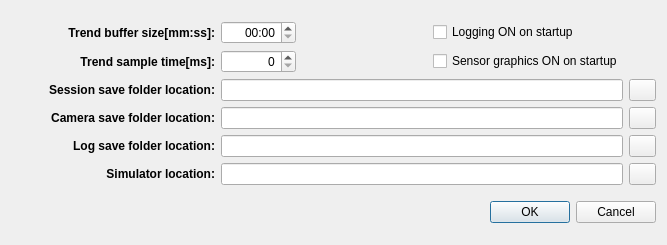
Qt form src/qdialogsettings.ui (assisi/arena-ui) before a commit.
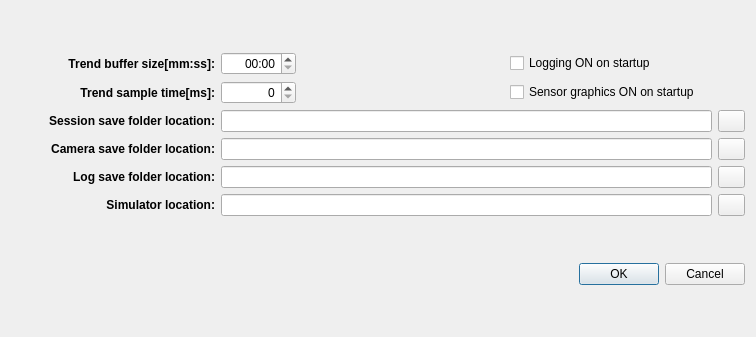
The same form after that commit. Icons and pictures are not drawn.

Commit message: Trend sampling time check implemented (mentioned in #85)

The edit to the form file:
```diff
--- a/src/qdialogsettings.ui
+++ b/src/qdialogsettings.ui
@@ -6,8 +6,8 @@
    <rect>
     <x>0</x>
     <y>0</y>
-    <width>667</width>
-    <height>245</height>
+    <width>756</width>
+    <height>337</height>
    </rect>
   </property>
   <property name="windowTitle">
@@ -337,6 +337,9 @@
        <property name="alignment">
         <set>Qt::AlignRight|Qt::AlignTrailing|Qt::AlignVCenter</set>
        </property>
+       <property name="maximum">
+        <number>999</number>
+       </property>
       </widget>
      </item>
     </layout>
```
The commit also changes 1 other file.
